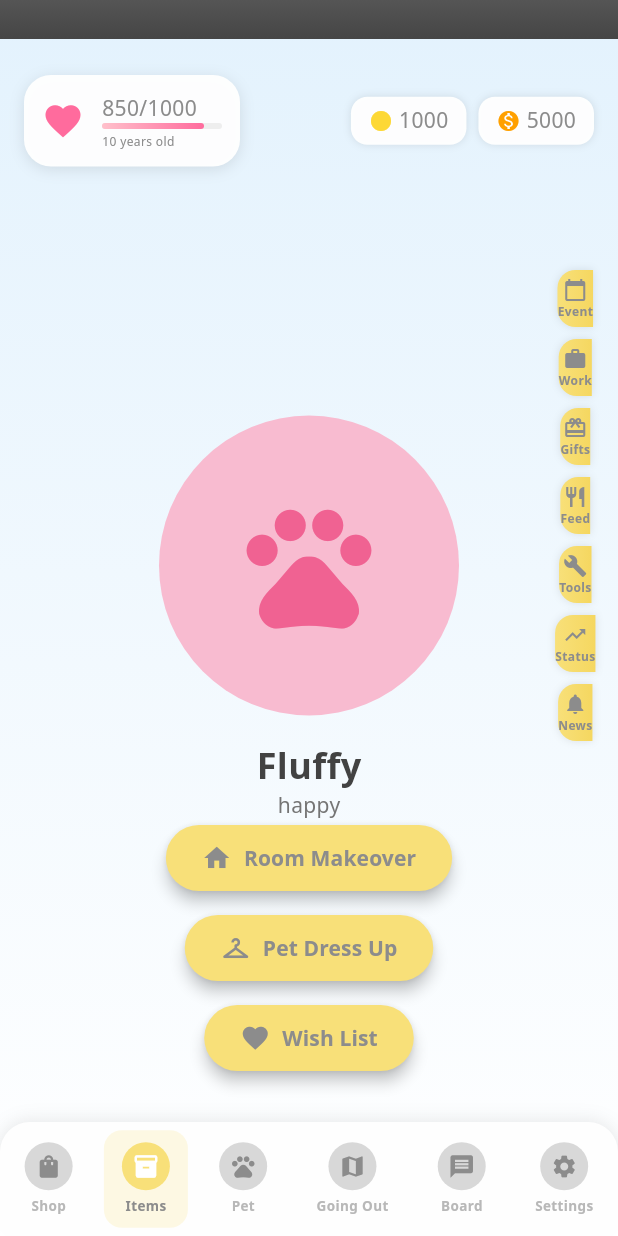
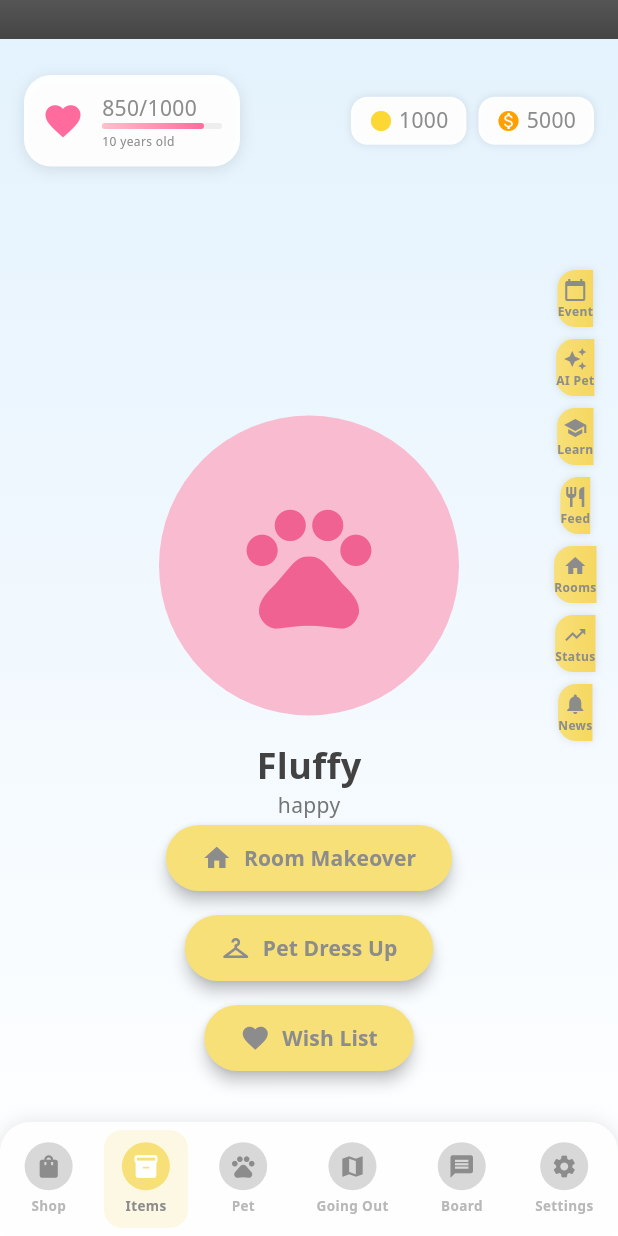
Before and after one commit to FavourTy/my_pet, a Flutter app: the screen it shows after launch, on a phone screen of 412 x 824 dp. Run offline on Flutter 3.47's test engine with Material 3 defaults, Android fonts, the phone set to English and light mode, and no system bars; drawn by our look-alikes of flutter_animate; our stand-ins replace go_router, google_generative_ai; accounts and stored records are empty; Roboto replaces fonts that are missing (Noto Sans).

Commit message:
Add navigation updates, documentation, and quick start guide
Co-authored-by: FavourTy <104866434+FavourTy@users.noreply.github.com>

```diff
--- a/lib/widgets/side_navigation.dart
+++ b/lib/widgets/side_navigation.dart
@@ -6,10 +6,10 @@ class SideNavigation extends StatelessWidget {
   Widget build(BuildContext context) {
     final items = [
       {'label': 'Event', 'icon': Icons.calendar_today, 'route': '/event-plaza'},
-      {'label': 'Work', 'icon': Icons.work, 'route': '/'},
-      {'label': 'Gifts', 'icon': Icons.card_giftcard, 'route': '/'},
+      {'label': 'AI Pet', 'icon': Icons.auto_awesome, 'route': '/ai-pet-creation'},
+      {'label': 'Learn', 'icon': Icons.school, 'route': '/ai-education'},
       {'label': 'Feed', 'icon': Icons.restaurant, 'route': '/'},
-      {'label': 'Tools', 'icon': Icons.build, 'route': '/'},
+      {'label': 'Rooms', 'icon': Icons.home, 'route': '/rooms'},
       {'label': 'Status', 'icon': Icons.trending_up, 'route': '/'},
       {'label': 'News', 'icon': Icons.notifications, 'route': '/'},
     ];
```
Also changed, not shown: 2 other files.
